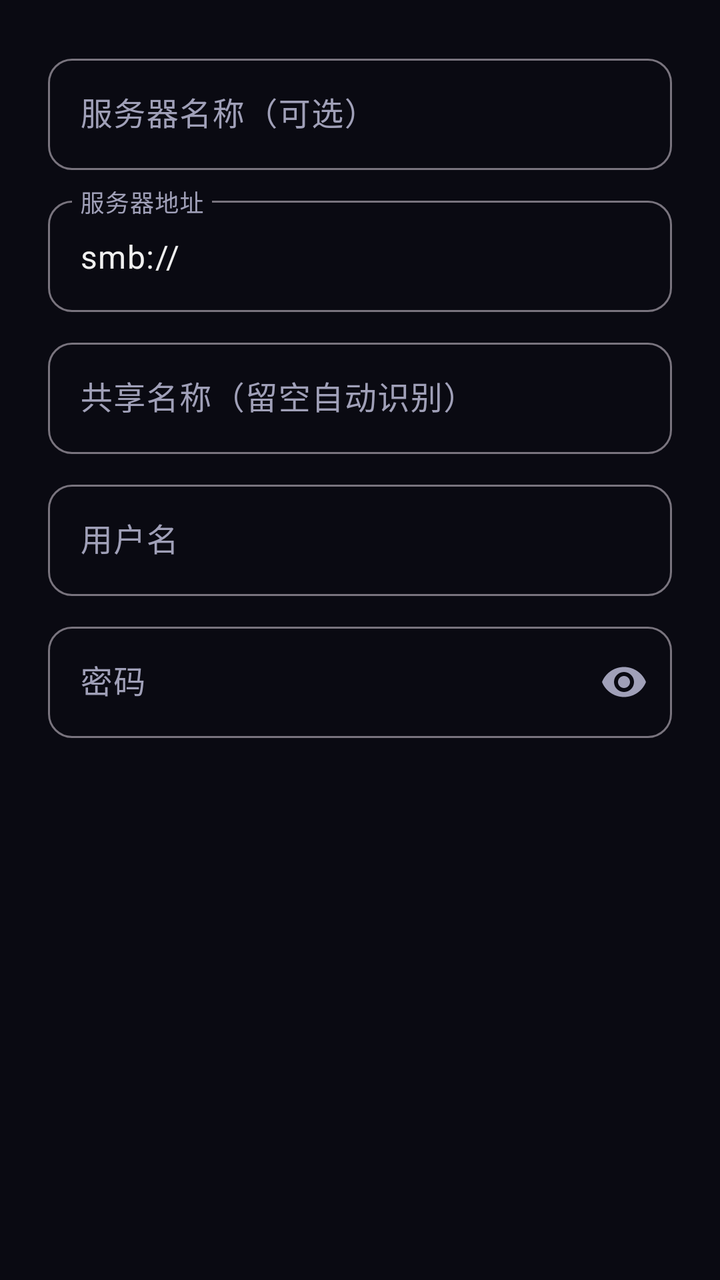
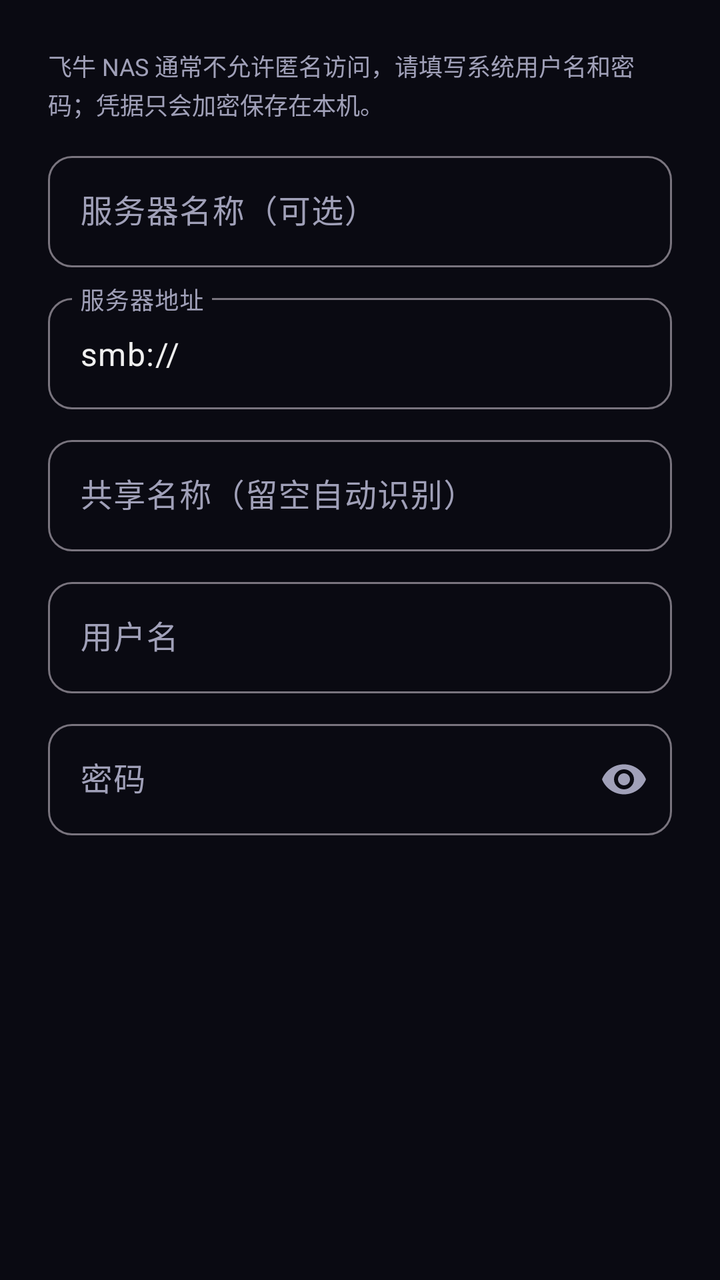

Compare the two renders of this Android layout. The source of the first and the diff that turns it into the second are given below.
<!-- AndroidManifest.xml: application theme Theme.SwiftPlayer -->
<!-- res/layout/dialog_add_server.xml -->
<?xml version="1.0" encoding="utf-8"?>
<LinearLayout
    xmlns:android="http://schemas.android.com/apk/res/android"
    xmlns:app="http://schemas.android.com/apk/res-auto"
    android:layout_width="match_parent"
    android:layout_height="wrap_content"
    android:orientation="vertical"
    android:padding="24dp">

    <com.google.android.material.textfield.TextInputLayout
        android:layout_width="match_parent"
        android:layout_height="wrap_content"
        android:hint="@string/server_name"
        android:textColorHint="@color/on_surface_variant"
        app:boxCornerRadiusTopStart="12dp"
        app:boxCornerRadiusTopEnd="12dp"
        app:boxCornerRadiusBottomStart="12dp"
        app:boxCornerRadiusBottomEnd="12dp"
        style="@style/Widget.Material3.TextInputLayout.OutlinedBox">

        <com.google.android.material.textfield.TextInputEditText
            android:id="@+id/etName"
            android:layout_width="match_parent"
            android:layout_height="wrap_content"
            android:textColor="@color/on_surface"
            android:inputType="text" />

    </com.google.android.material.textfield.TextInputLayout>

    <com.google.android.material.textfield.TextInputLayout
        android:layout_width="match_parent"
        android:layout_height="wrap_content"
        android:layout_marginTop="10dp"
        android:hint="@string/server_address"
        android:textColorHint="@color/on_surface_variant"
        app:boxCornerRadiusTopStart="12dp"
        app:boxCornerRadiusTopEnd="12dp"
        app:boxCornerRadiusBottomStart="12dp"
        app:boxCornerRadiusBottomEnd="12dp"
        style="@style/Widget.Material3.TextInputLayout.OutlinedBox">

        <com.google.android.material.textfield.TextInputEditText
            android:id="@+id/etAddress"
            android:layout_width="match_parent"
            android:layout_height="wrap_content"
            android:textColor="@color/on_surface"
            android:inputType="textUri"
            android:text="smb://" />

    </com.google.android.material.textfield.TextInputLayout>

    <com.google.android.material.textfield.TextInputLayout
        android:layout_width="match_parent"
        android:layout_height="wrap_content"
        android:layout_marginTop="10dp"
        android:hint="@string/smb_share_name"
        android:textColorHint="@color/on_surface_variant"
        app:boxCornerRadiusTopStart="12dp"
        app:boxCornerRadiusTopEnd="12dp"
        app:boxCornerRadiusBottomStart="12dp"
        app:boxCornerRadiusBottomEnd="12dp"
        style="@style/Widget.Material3.TextInputLayout.OutlinedBox">

        <com.google.android.material.textfield.TextInputEditText
            android:id="@+id/etShare"
            android:layout_width="match_parent"
            android:layout_height="wrap_content"
            android:textColor="@color/on_surface"
            android:inputType="text" />

    </com.google.android.material.textfield.TextInputLayout>

    <com.google.android.material.textfield.TextInputLayout
        android:layout_width="match_parent"
        android:layout_height="wrap_content"
        android:layout_marginTop="10dp"
        android:hint="@string/username"
        android:textColorHint="@color/on_surface_variant"
        app:boxCornerRadiusTopStart="12dp"
        app:boxCornerRadiusTopEnd="12dp"
        app:boxCornerRadiusBottomStart="12dp"
        app:boxCornerRadiusBottomEnd="12dp"
        style="@style/Widget.Material3.TextInputLayout.OutlinedBox">

        <com.google.android.material.textfield.TextInputEditText
            android:id="@+id/etUsername"
            android:layout_width="match_parent"
            android:layout_height="wrap_content"
            android:textColor="@color/on_surface"
            android:inputType="text" />

    </com.google.android.material.textfield.TextInputLayout>

    <com.google.android.material.textfield.TextInputLayout
        android:layout_width="match_parent"
        android:layout_height="wrap_content"
        android:layout_marginTop="10dp"
        android:hint="@string/password"
        android:textColorHint="@color/on_surface_variant"
        app:endIconMode="password_toggle"
        app:boxCornerRadiusTopStart="12dp"
        app:boxCornerRadiusTopEnd="12dp"
        app:boxCornerRadiusBottomStart="12dp"
        app:boxCornerRadiusBottomEnd="12dp"
        style="@style/Widget.Material3.TextInputLayout.OutlinedBox">

        <com.google.android.material.textfield.TextInputEditText
            android:id="@+id/etPassword"
            android:layout_width="match_parent"
            android:layout_height="wrap_content"
            android:textColor="@color/on_surface"
            android:inputType="textPassword" />

    </com.google.android.material.textfield.TextInputLayout>

</LinearLayout>
<!-- resources referenced by this layout -->
<resources>
  <color name="on_surface">#FFF0F0F0</color>
  <color name="on_surface_variant">#FFA0A0B8</color>
  <string name="password">密码</string>
  <string name="server_address">服务器地址</string>
  <string name="server_name">服务器名称（可选）</string>
  <string name="smb_share_name">共享名称（留空自动识别）</string>
  <string name="username">用户名</string>
  <style name="Theme.SwiftPlayer" parent="Theme.Material3.DayNight.NoActionBar">
          <item name="colorPrimary">@color/primary</item>
          <item name="colorPrimaryVariant">@color/primary_variant</item>
          <item name="colorOnPrimary">@color/on_primary</item>
          <item name="colorSecondary">@color/secondary</item>
          <item name="colorOnSecondary">@color/on_secondary</item>
          <item name="android:colorBackground">@color/background</item>
          <item name="colorSurface">@color/surface</item>
          <item name="colorOnSurface">@color/on_surface</item>
          <item name="colorSurfaceVariant">@color/surface_variant</item>
          <item name="colorOnSurfaceVariant">@color/on_surface_variant</item>
          <item name="colorError">@color/error</item>
          
          <item name="colorSurfaceContainerLowest">@color/background</item>
          <item name="colorSurfaceContainerLow">@color/surface</item>
          <item name="colorSurfaceContainer">@color/surface</item>
          <item name="colorSurfaceContainerHigh">@color/surface_variant</item>
          <item name="colorSurfaceContainerHighest">@color/surface_variant</item>
          <item name="colorSurfaceDim">@color/background</item>
          <item name="colorSurfaceBright">@color/surface_variant</item>
          <item name="android:statusBarColor">@android:color/transparent</item>
          <item name="android:navigationBarColor">@android:color/transparent</item>
          <item name="materialAlertDialogTheme">@style/Theme.SwiftPlayer.AlertDialog</item>
      </style>
  <color name="primary">#FF8B5CF6</color>
  <color name="primary_variant">#FF7C3AED</color>
  <color name="on_primary">#FFFFFFFF</color>
  <color name="secondary">#FF06B6D4</color>
  <color name="on_secondary">#FF000000</color>
  <color name="background">#FF0A0A12</color>
  <color name="surface">#FF15151F</color>
  <color name="surface_variant">#FF1F1F2E</color>
  <color name="error">#FFCF6679</color>
  <style name="Theme.SwiftPlayer.AlertDialog" parent="ThemeOverlay.Material3.MaterialAlertDialog">
          <item name="colorPrimary">@color/primary</item>
          <item name="colorSurface">@color/surface</item>
          <item name="colorOnSurface">@color/on_surface</item>
          
          <item name="colorSurfaceVariant">@color/surface_variant</item>
          <item name="colorOnSurfaceVariant">@color/on_surface_variant</item>
          <item name="colorSurfaceContainerLow">@color/surface</item>
          <item name="colorSurfaceContainer">@color/surface</item>
          <item name="colorSurfaceContainerHigh">@color/surface_variant</item>
          <item name="colorSurfaceContainerHighest">@color/surface_variant</item>
      </style>
</resources>

<!-- the commit's change to res/layout/dialog_add_server.xml (unified diff, before → after) -->
@@ -6,6 +6,16 @@
     android:layout_height="wrap_content"
     android:orientation="vertical"
     android:padding="24dp">
+
+    <TextView
+        android:id="@+id/tvDialogMessage"
+        android:layout_width="match_parent"
+        android:layout_height="wrap_content"
+        android:layout_marginBottom="12dp"
+        android:lineSpacingExtra="2dp"
+        android:text="@string/smb_login_hint"
+        android:textColor="@color/on_surface_variant"
+        android:textSize="12sp" />
 
     <com.google.android.material.textfield.TextInputLayout
         android:layout_width="match_parent"
<!-- resource entries referenced after the edit -->
@@ -5,6 +5,7 @@
   <string name="password">密码</string>
   <string name="server_address">服务器地址</string>
   <string name="server_name">服务器名称（可选）</string>
+  <string name="smb_login_hint">飞牛 NAS 通常不允许匿名访问，请填写系统用户名和密码；凭据只会加密保存在本机。</string>
   <string name="smb_share_name">共享名称（留空自动识别）</string>
   <string name="username">用户名</string>
   <style name="Theme.SwiftPlayer" parent="Theme.Material3.DayNight.NoActionBar">
